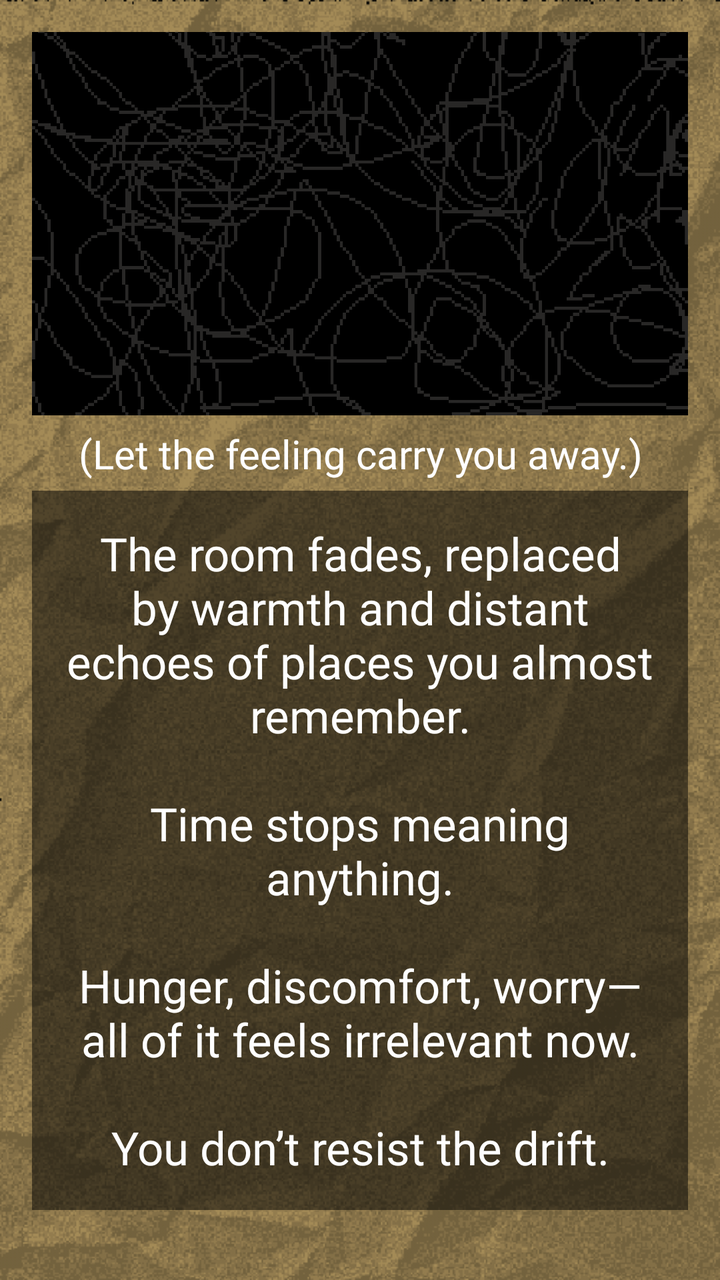
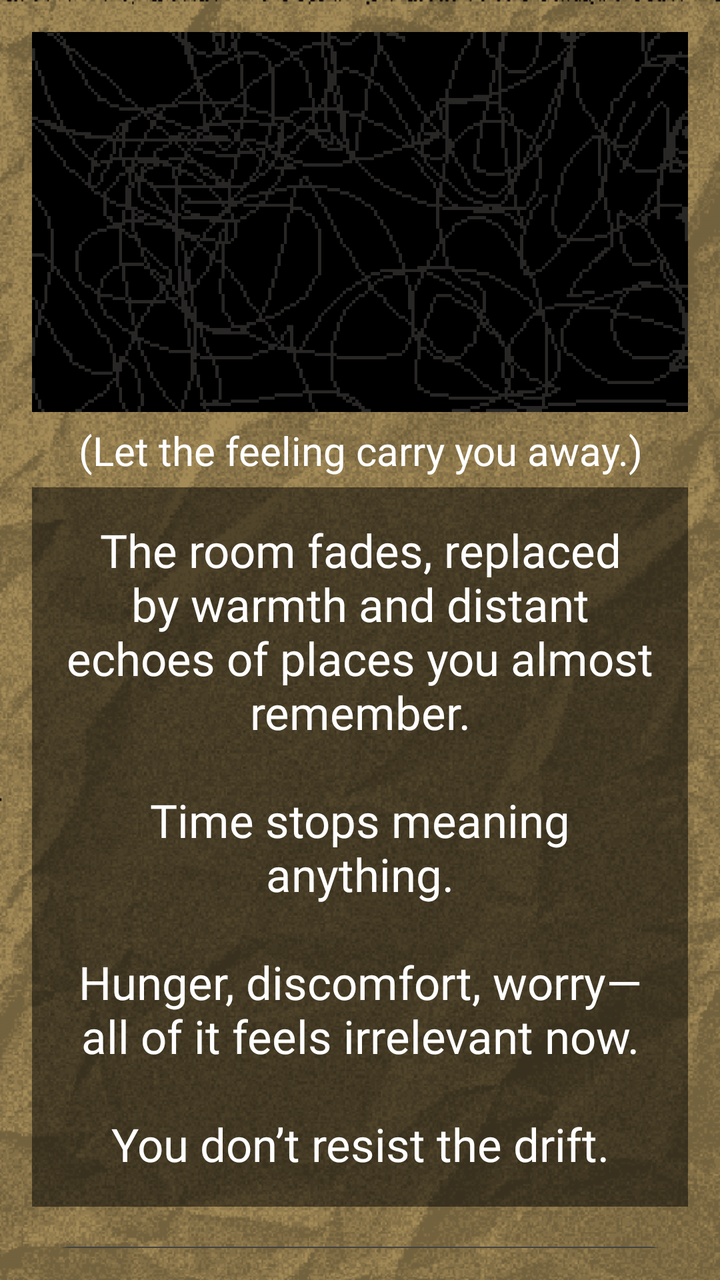

Compare the two renders of this Android layout. The source of the first and the diff that turns it into the second are given below.
<!-- AndroidManifest.xml: application theme Theme.ChoiceQuest -->
<!-- res/layout/activity_page2_2_3_1_3.xml -->
<?xml version="1.0" encoding="utf-8"?>
<LinearLayout xmlns:android="http://schemas.android.com/apk/res/android"
    xmlns:app="http://schemas.android.com/apk/res-auto"
    xmlns:tools="http://schemas.android.com/tools"
    android:layout_width="match_parent"
    android:layout_height="match_parent"
    android:id="@+id/page2_2_3_1_3"
    android:background="@drawable/papertexture_"
    android:backgroundTint="#f8e7c2"
    android:backgroundTintMode="multiply"
    android:gravity="center"
    android:orientation="vertical"
    android:padding="16dp"
    tools:context=".Page2_2_3_1_3">

    <View
        android:layout_width="match_parent"
        android:layout_height="0dp"
        android:layout_weight="1"/>

    <ImageView
        android:id="@+id/imageView"
        android:layout_width="412dp"
        android:layout_height="250dp"
        android:src="@drawable/page2_2_3_1_3"/>

    <View
        android:layout_width="match_parent"
        android:layout_height="1dp"
        android:layout_weight="0.1"/>
    <TextView
        android:layout_width="match_parent"
        android:layout_height="wrap_content"
        android:gravity="center"
        android:fontFamily="@font/pixelspace"
        android:padding="5dp"
        android:text="(Let the feeling carry you away.)"
        android:textColor="@color/white"
        android:textSize="20sp" />

    <View
        android:layout_width="match_parent"
        android:layout_height="1dp"
        android:layout_weight="0.3"/>

    <TextView
        android:layout_width="match_parent"
        android:layout_height="wrap_content"
        android:id="@+id/tv_page2_2_3_1_3"
        android:layout_marginBottom="16dp"
        android:background="#80000000"
        android:fontFamily="@font/pixelgame_font"
        android:gravity="center"
        android:padding="16dp"
        android:text="The room fades, replaced by warmth and distant echoes of places you almost remember.\n\nTime stops meaning anything.\n\nHunger, discomfort, worry—all of it feels irrelevant now.\n\nYou don’t resist the drift."
        android:textColor="@color/white"
        android:textSize="23sp" />

    <View
        android:layout_width="match_parent"
        android:layout_height="1dp"
        android:layout_weight="0.5"/>

    <Button
        android:id="@+id/btnLeaveTell"
        android:layout_width="410dp"
        android:layout_height="45dp"
        android:layout_marginBottom="16dp"
        android:background="@android:color/transparent"
        android:fontFamily="@font/quest_font"
        android:text="Go Back to Title Page"
        android:textSize="12sp"
        android:onClick="title27"/>

    <View
        android:layout_width="match_parent"
        android:layout_height="1dp"
        android:layout_weight="1"/>

</LinearLayout>
<!-- resources referenced by this layout -->
<resources>
  <color name="white">#FFFFFF</color>
  <!-- drawable page2_2_3_1_3: png bitmap (drawable, 32265 bytes) -->
  <!-- drawable papertexture_: png bitmap (drawable, 156948 bytes) -->
  <style name="Theme.ChoiceQuest" parent="Base.Theme.ChoiceQuest" />
  <style name="Base.Theme.ChoiceQuest" parent="Theme.Material3.DayNight.NoActionBar">
          
          
      </style>
</resources>

<!-- the commit's change to res/layout/activity_page2_2_3_1_3.xml (unified diff, before → after) -->
@@ -63,13 +63,14 @@
 
     <Button
         android:id="@+id/btnLeaveTell"
-        android:layout_width="410dp"
-        android:layout_height="45dp"
+        android:layout_width="match_parent"
+        android:layout_height="wrap_content"
         android:layout_marginBottom="16dp"
-        android:background="@android:color/transparent"
+        android:textSize="10sp"
+        android:textColor="@color/white"
+        android:backgroundTint="@color/cardview_dark_background"
         android:fontFamily="@font/quest_font"
         android:text="Go Back to Title Page"
-        android:textSize="12sp"
         android:onClick="title27"/>
 
     <View
